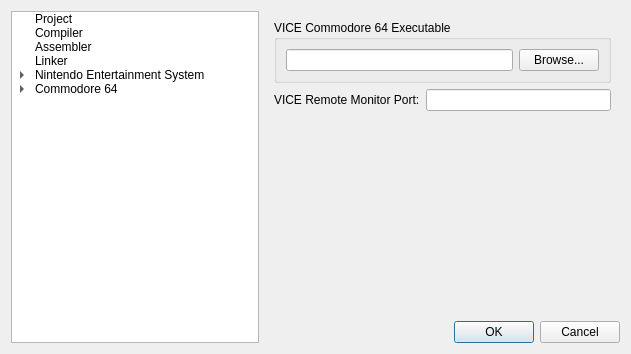
Qt form designers/projectpropertiesdialog.ui (christopherpow/nesicide) before a commit.
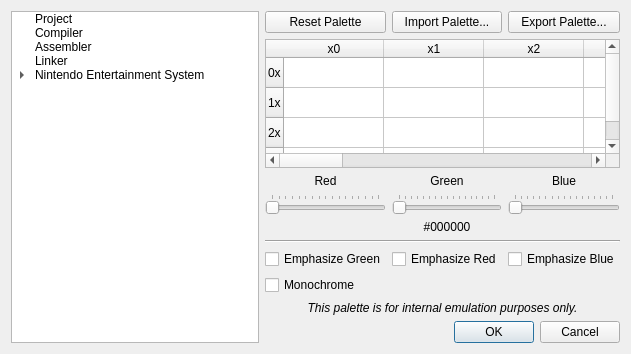
The same form after that commit. Icons and pictures are not drawn.

Diff of the .ui file:
```diff
--- a/designers/projectpropertiesdialog.ui
+++ b/designers/projectpropertiesdialog.ui
@@ -81,16 +81,6 @@
        </property>
       </item>
      </item>
-     <item>
-      <property name="text">
-       <string>Commodore 64</string>
-      </property>
-      <item>
-       <property name="text">
-        <string>VICE Settings</string>
-       </property>
-      </item>
-     </item>
     </widget>
    </item>
    <item row="0" column="1">
@@ -99,7 +89,7 @@
       <enum>QFrame::NoFrame</enum>
      </property>
      <property name="currentIndex">
-      <number>8</number>
+      <number>7</number>
      </property>
      <widget class="QWidget" name="project">
       <layout class="QGridLayout" name="gridLayout_8">
@@ -1073,47 +1063,6 @@
        </item>
       </layout>
      </widget>
-     <widget class="QWidget" name="c64vicesettings">
-      <layout class="QFormLayout" name="formLayout">
-       <item row="0" column="0" colspan="2">
-        <widget class="QGroupBox" name="groupBox_7">
-         <property name="title">
-          <string>VICE Commodore 64 Executable</string>
-         </property>
-         <layout class="QHBoxLayout" name="horizontalLayout_9">
-          <item>
-           <widget class="QLineEdit" name="viceC64Executable">
-            <property name="readOnly">
-             <bool>true</bool>
-            </property>
-           </widget>
-          </item>
-          <item>
-           <widget class="QPushButton" name="viceC64Browse">
-            <property name="text">
-             <string>Browse...</string>
-            </property>
-            <property name="icon">
-             <iconset resource="../resource.qrc">
-              <normaloff>:/resources/document-open.png</normaloff>:/resources/document-open.png</iconset>
-            </property>
-           </widget>
-          </item>
-         </layout>
-        </widget>
-       </item>
-       <item row="1" column="0">
-        <widget class="QLabel" name="label_31">
-         <property name="text">
-          <string>VICE Remote Monitor Port:</string>
-         </property>
-        </widget>
-       </item>
-       <item row="1" column="1">
-        <widget class="QLineEdit" name="viceC64MonitorPort"/>
-       </item>
-      </layout>
-     </widget>
     </widget>
    </item>
    <item row="1" column="1">
```
